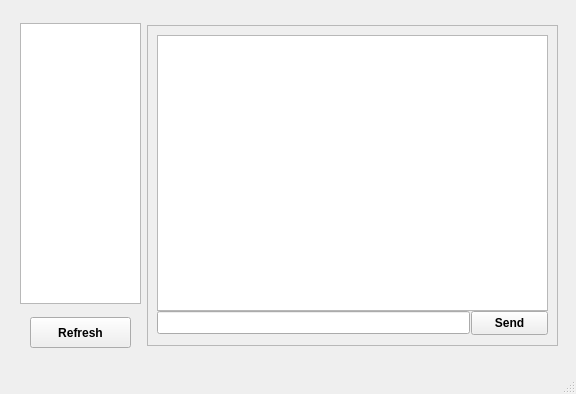
IvnGenza/EasyJob_39, file ui/StudentEmployerChat.ui: the form before one commit.
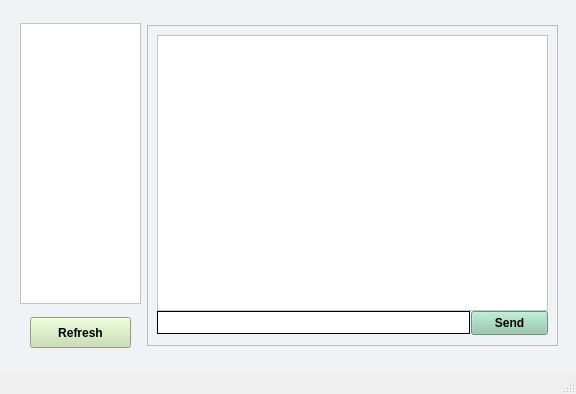
The form after the commit.

```diff
--- a/ui/StudentEmployerChat.ui
+++ b/ui/StudentEmployerChat.ui
@@ -26,6 +26,9 @@
    <string>MainWindow</string>
   </property>
   <widget class="QWidget" name="centralwidget">
+   <property name="styleSheet">
+    <string notr="true">background-color:#F0F2F5;</string>
+   </property>
    <layout class="QHBoxLayout" name="horizontalLayout">
     <property name="spacing">
      <number>6</number>
@@ -77,6 +80,9 @@
         <property name="autoFillBackground">
          <bool>false</bool>
         </property>
+        <property name="styleSheet">
+         <string notr="true">background-color:white;</string>
+        </property>
        </widget>
       </item>
       <item alignment="Qt::AlignHCenter">
@@ -103,6 +109,10 @@
         <property name="layoutDirection">
          <enum>Qt::LeftToRight</enum>
         </property>
+        <property name="styleSheet">
+         <string notr="true">background-color:#C4DFAA;
+</string>
+        </property>
         <property name="text">
          <string>Refresh</string>
         </property>
@@ -153,6 +163,9 @@
              <height>276</height>
             </size>
            </property>
+           <property name="styleSheet">
+            <string notr="true">background-color:white;</string>
+           </property>
           </widget>
          </item>
          <item row="1" column="1" alignment="Qt::AlignRight|Qt::AlignTop">
@@ -175,6 +188,9 @@
              <bold>true</bold>
             </font>
            </property>
+           <property name="styleSheet">
+            <string notr="true">background-color:#90C8AC;</string>
+           </property>
            <property name="text">
             <string>Send</string>
            </property>
@@ -200,6 +216,10 @@
              <height>23</height>
             </size>
            </property>
+           <property name="styleSheet">
+            <string notr="true">background-color:white;
+border: 1px solid black;</string>
+           </property>
           </widget>
          </item>
         </layout>
```
